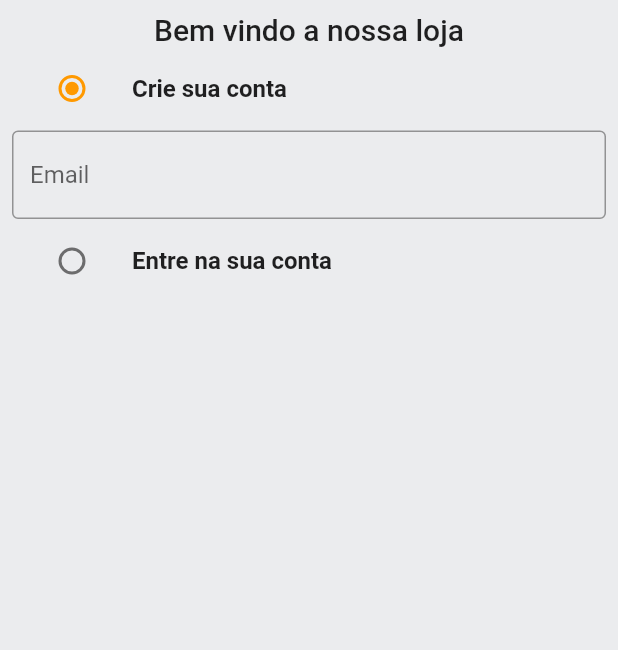
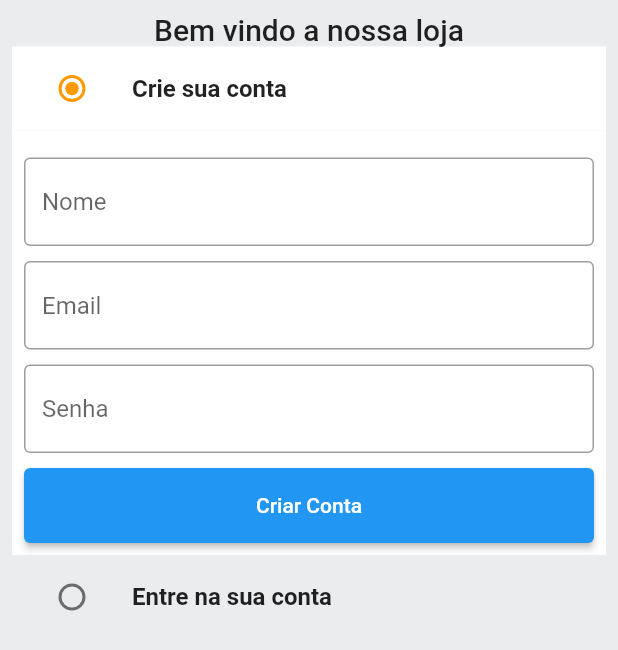
Before and after one commit to Pedroporto87/ecommerce-teste, a Flutter app: the screen it shows after launch, on a phone screen of 412 x 824 dp. Shown: the top 650 px of the screen. Run offline on Flutter 3.47's test engine with Material 2 defaults, Android fonts, the phone set to English and light mode, and no system bars.

```diff
--- /dev/null
+++ b/lib/comumn/widgets/custom_buttom.dart
@@ -0,0 +1,20 @@
+import 'package:flutter/material.dart';
+
+class CustomButtom extends StatelessWidget {
+  final String text;
+  final VoidCallback onTap;
+  const CustomButtom({Key? key, required this.text, required this.onTap})
+      : super(key: key);
+
+  @override
+  Widget build(BuildContext context) {
+    return ElevatedButton(
+      child: Text(
+        text,
+      ),
+      onPressed: onTap,
+      style: ElevatedButton.styleFrom(
+          minimumSize: const Size(double.infinity, 50)),
+    );
+  }
+}
--- a/lib/features/auth/screens/auth_screens.dart
+++ b/lib/features/auth/screens/auth_screens.dart
@@ -1,5 +1,6 @@
 import 'package:flutter/material.dart';
 import 'package:flutter_ecommerce/Constantes/global_variaveis.dart';
+import 'package:flutter_ecommerce/comumn/widgets/custom_buttom.dart';
 import 'package:flutter_ecommerce/comumn/widgets/custom_textfield.dart';
 
 enum Auth {
@@ -40,6 +41,7 @@ class AuthScreenState extends State<AuthScreen> {
           child: Padding(
             padding: const EdgeInsets.all(8.0),
             child: Column(
+              crossAxisAlignment: CrossAxisAlignment.center,
               children: [
                 const Text(
                   'Bem vindo a nossa loja',
@@ -49,6 +51,9 @@ class AuthScreenState extends State<AuthScreen> {
                   ),
                 ),
                 ListTile(
+                  tileColor: _auth == Auth.signup
+                      ? GlobalVariaveis.backgroundColor
+                      : GlobalVariaveis.greyBackgroundCOlor,
                   title: const Text(
                     'Crie sua conta',
                     style: TextStyle(
@@ -67,13 +72,30 @@ class AuthScreenState extends State<AuthScreen> {
                   ),
                 ),
                 if (_auth == Auth.signup)
-                  Form(
-                    key: _signUpFormKey,
-                    child: Column(
-                      children: [
-                        CustomTextField(
-                            controller: _emailController, hintText: 'Email')
-                      ],
+                  Container(
+                    padding: const EdgeInsets.all(8),
+                    color: GlobalVariaveis.backgroundColor,
+                    child: Form(
+                      key: _signUpFormKey,
+                      child: Column(
+                        children: [
+                          const SizedBox(height: 10),
+                          CustomTextField(
+                              controller: _nameController, hintText: 'Nome'),
+                          const SizedBox(height: 10),
+                          CustomTextField(
+                              controller: _emailController, hintText: 'Email'),
+                          const SizedBox(height: 10),
+                          CustomTextField(
+                              controller: _passwordController,
+                              hintText: 'Senha'),
+                          const SizedBox(height: 10),
+                          CustomButtom(
+                            text: 'Criar Conta',
+                            onTap: () {},
+                          ),
+                        ],
+                      ),
                     ),
                   ),
                 ListTile(
@@ -94,6 +116,30 @@ class AuthScreenState extends State<AuthScreen> {
                     },
                   ),
                 ),
+                if (_auth == Auth.signin)
+                  Container(
+                    padding: const EdgeInsets.all(8),
+                    color: GlobalVariaveis.backgroundColor,
+                    child: Form(
+                      key: _signInFormKey,
+                      child: Column(
+                        children: [
+                          const SizedBox(height: 10),
+                          CustomTextField(
+                              controller: _emailController, hintText: 'Email'),
+                          const SizedBox(height: 10),
+                          CustomTextField(
+                              controller: _passwordController,
+                              hintText: 'Senha'),
+                          const SizedBox(height: 10),
+                          CustomButtom(
+                            text: 'Entrar na Conta',
+                            onTap: () {},
+                          ),
+                        ],
+                      ),
+                    ),
+                  ),
               ],
             ),
           ),
```
